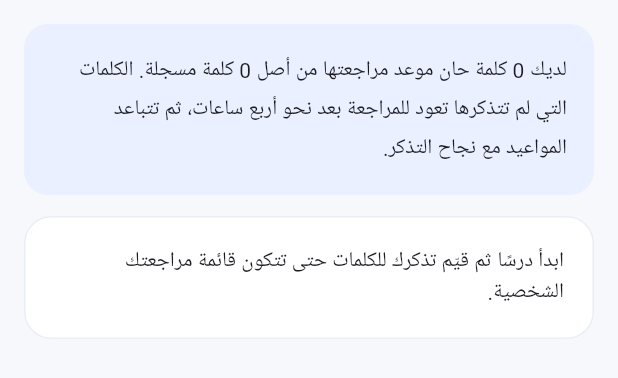
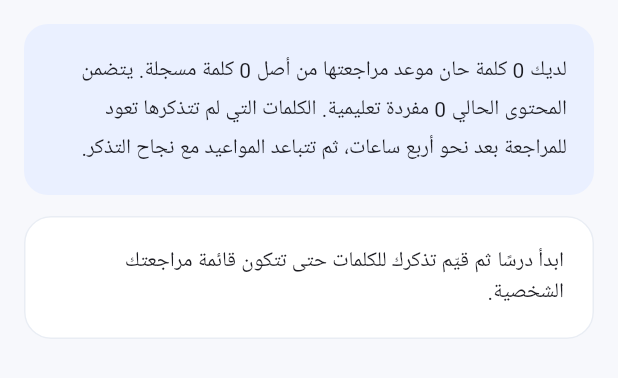
Before and after one commit to ghgfcrcgrf57566-beep/LinguaPro, a Flutter app: the _ReviewList widget shown alone on an empty page, opened directly with empty values, on a phone screen of 412 x 824 dp. Shown: the top 378 px of the screen. Run offline on Flutter 3.47's test engine with Material 3 defaults, Android fonts, the phone set to English and light mode, and no system bars; our stand-ins replace shared_preferences; accounts and stored records are empty.

Commit message:
Show available vocabulary count in review center

```diff
--- a/app/lib/features/learning/learning_screen.dart
+++ b/app/lib/features/learning/learning_screen.dart
@@ -390,7 +390,7 @@ class _ReviewListState extends State<_ReviewList> {
           Container(
             padding: const EdgeInsets.all(18),
             decoration: BoxDecoration(color: const Color(0xFFEAF0FF), borderRadius: BorderRadius.circular(16)),
-            child: Text('لديك ${due.length} كلمة حان موعد مراجعتها من أصل ${all.length} كلمة مسجلة. الكلمات التي لم تتذكرها تعود للمراجعة بعد نحو أربع ساعات، ثم تتباعد المواعيد مع نجاح التذكر.', style: const TextStyle(height: 1.8)),
+            child: Text('لديك ${due.length} كلمة حان موعد مراجعتها من أصل ${all.length} كلمة مسجلة. يتضمن المحتوى الحالي ${widget.lessons.fold<int>(0, (sum, lesson) => sum + lesson.vocabulary.length)} مفردة تعليمية. الكلمات التي لم تتذكرها تعود للمراجعة بعد نحو أربع ساعات، ثم تتباعد المواعيد مع نجاح التذكر.', style: const TextStyle(height: 1.8)),
           ),
           const SizedBox(height: 14),
           if (all.isEmpty)
```
